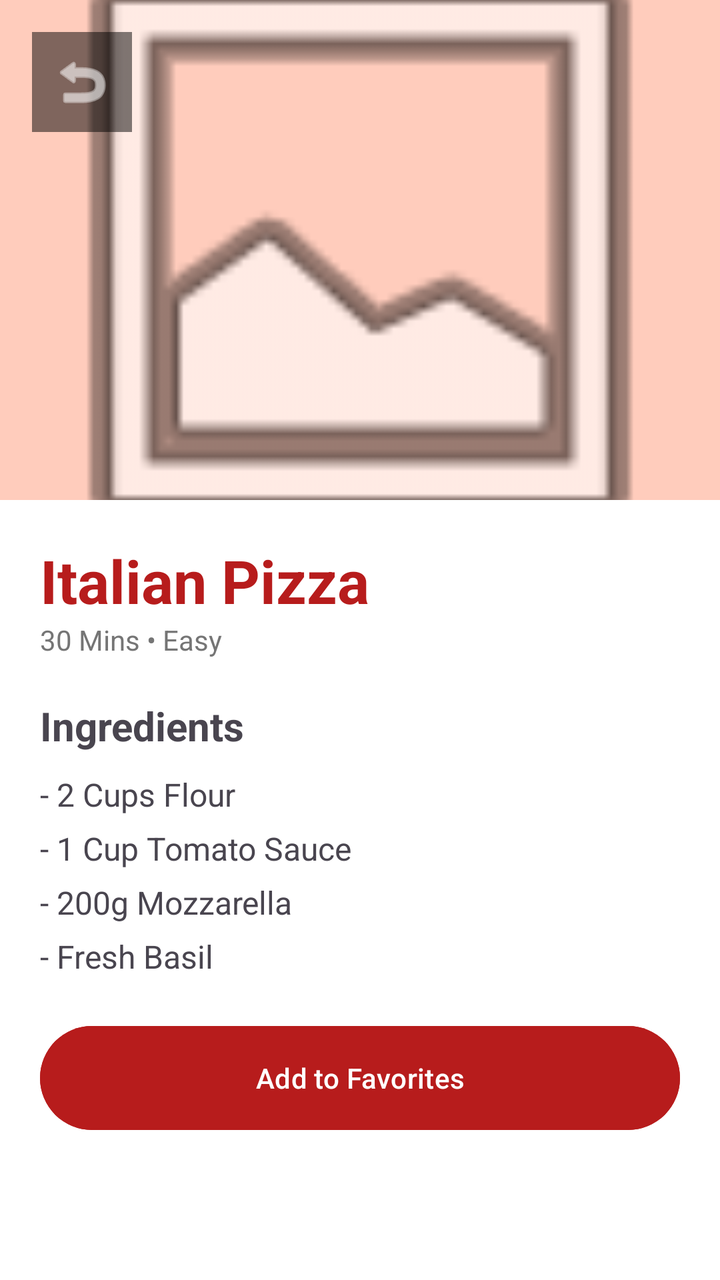
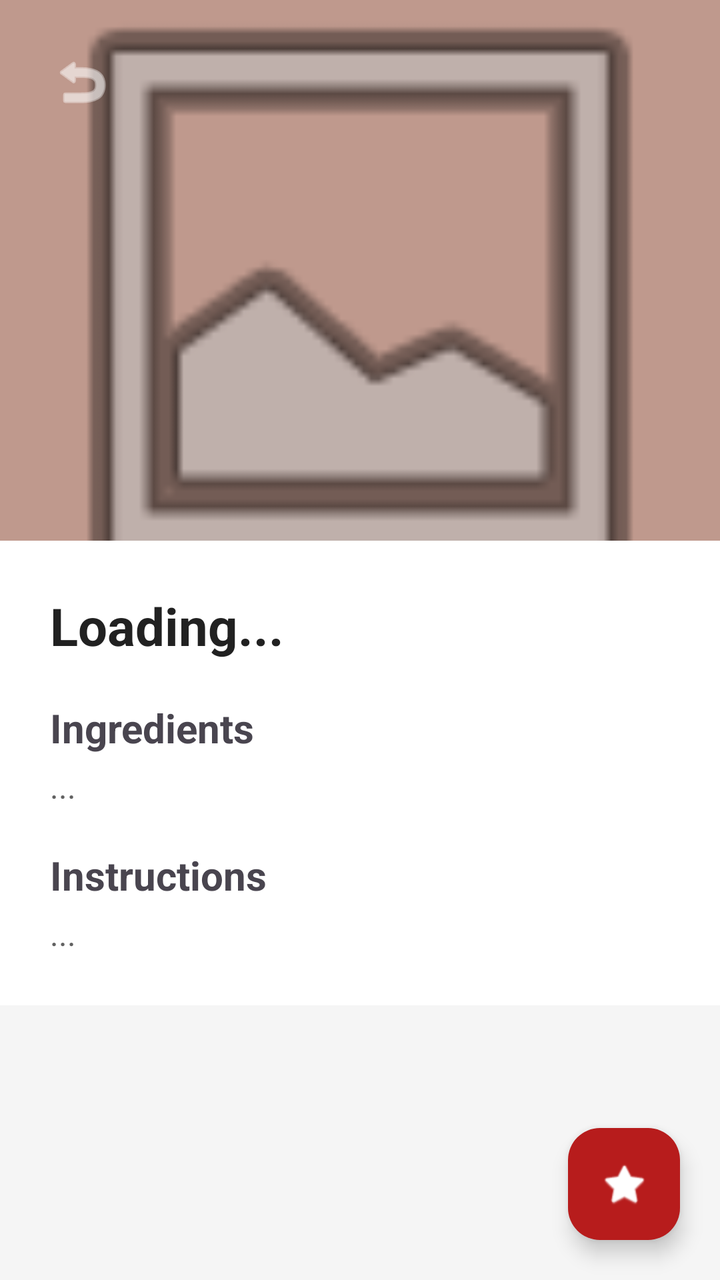

Two renders of the same Android screen: before a commit and after it. Below are the layout's source before the change and the commit's diff.
<!-- AndroidManifest.xml: application theme Theme.RecipeApp -->
<!-- res/layout/fragment_details.xml -->
<?xml version="1.0" encoding="utf-8"?>
<ScrollView xmlns:android="http://schemas.android.com/apk/res/android"
    android:layout_width="match_parent"
    android:layout_height="match_parent"
    android:background="#FFFFFF">

    <LinearLayout
        android:layout_width="match_parent"
        android:layout_height="wrap_content"
        android:orientation="vertical">

        
        <FrameLayout
            android:layout_width="match_parent"
            android:layout_height="wrap_content">

            
            <ImageView
                android:layout_width="match_parent"
                android:layout_height="250dp"
                android:src="@android:drawable/ic_menu_gallery"
                android:scaleType="centerCrop"
                android:background="#FFCCBC"/>

            
            <ImageButton
                android:id="@+id/btnBack"
                android:layout_width="50dp"
                android:layout_height="50dp"
                android:src="@android:drawable/ic_menu_revert"
                android:background="#80000000"
                android:padding="10dp"
                android:tint="#FFFFFF"
                android:layout_margin="16dp"/>
            
        </FrameLayout>

        <LinearLayout
            android:layout_width="match_parent"
            android:layout_height="wrap_content"
            android:orientation="vertical"
            android:padding="20dp">

            <TextView
                android:layout_width="wrap_content"
                android:layout_height="wrap_content"
                android:text="Italian Pizza"
                android:textSize="30sp"
                android:textStyle="bold"
                android:textColor="#B71C1C"/>

            <TextView
                android:layout_width="wrap_content"
                android:layout_height="wrap_content"
                android:text="30 Mins • Easy"
                android:textColor="#757575"
                android:layout_marginBottom="20dp"/>

            <TextView
                android:layout_width="wrap_content"
                android:layout_height="wrap_content"
                android:text="Ingredients"
                android:textSize="20sp"
                android:textStyle="bold"
                android:layout_marginBottom="10dp"/>

            <TextView
                android:layout_width="match_parent"
                android:layout_height="wrap_content"
                android:text="- 2 Cups Flour\n- 1 Cup Tomato Sauce\n- 200g Mozzarella\n- Fresh Basil"
                android:lineSpacingExtra="8dp"
                android:textSize="16sp"
                android:layout_marginBottom="20dp"/>

            <Button
                android:layout_width="match_parent"
                android:layout_height="60dp"
                android:text="Add to Favorites"
                android:backgroundTint="#B71C1C"/>

        </LinearLayout>
    </LinearLayout>
</ScrollView>
<!-- resources referenced by this layout -->
<resources>
  <style name="Theme.RecipeApp" parent="Base.Theme.RecipeApp" />
  <style name="Base.Theme.RecipeApp" parent="Theme.Material3.DayNight.NoActionBar">
          
          
      </style>
</resources>

<!-- the commit's change to res/layout/fragment_details.xml (unified diff, before → after) -->
@@ -1,83 +1,121 @@
 <?xml version="1.0" encoding="utf-8"?>
-<ScrollView xmlns:android="http://schemas.android.com/apk/res/android"
+
+<androidx.coordinatorlayout.widget.CoordinatorLayout
+    xmlns:android="http://schemas.android.com/apk/res/android"
+    xmlns:app="http://schemas.android.com/apk/res-auto"
     android:layout_width="match_parent"
     android:layout_height="match_parent"
-    android:background="#FFFFFF">
+    android:background="#F5F5F5">
 
-    <LinearLayout
+    <ScrollView
         android:layout_width="match_parent"
-        android:layout_height="wrap_content"
-        android:orientation="vertical">
-
-        
-        <FrameLayout
-            android:layout_width="match_parent"
-            android:layout_height="wrap_content">
-
-            
-            <ImageView
-                android:layout_width="match_parent"
-                android:layout_height="250dp"
-                android:src="@android:drawable/ic_menu_gallery"
-                android:scaleType="centerCrop"
-                android:background="#FFCCBC"/>
-
-            
-            <ImageButton
-                android:id="@+id/btnBack"
-                android:layout_width="50dp"
-                android:layout_height="50dp"
-                android:src="@android:drawable/ic_menu_revert"
-                android:background="#80000000"
-                android:padding="10dp"
-                android:tint="#FFFFFF"
-                android:layout_margin="16dp"/>
-            
-        </FrameLayout>
+        android:layout_height="match_parent">
 
         <LinearLayout
             android:layout_width="match_parent"
             android:layout_height="wrap_content"
             android:orientation="vertical"
-            android:padding="20dp">
+            android:paddingBottom="30dp">
 
-            <TextView
-                android:layout_width="wrap_content"
-                android:layout_height="wrap_content"
-                android:text="Italian Pizza"
-                android:textSize="30sp"
-                android:textStyle="bold"
-                android:textColor="#B71C1C"/>
+            <FrameLayout
+                android:layout_width="match_parent"
+                android:layout_height="300dp">
+                <ImageView
+                    android:id="@+id/imgRecipe"
+                    android:layout_width="match_parent"
+                    android:layout_height="match_parent"
+                    android:src="@android:drawable/ic_menu_gallery"
+                    android:scaleType="centerCrop"
+                    android:background="#FFCCBC"/>
+                <View
+                    android:layout_width="match_parent"
+                    android:layout_height="match_parent"
+                    android:background="#40000000"/>
 
-            <TextView
-                android:layout_width="wrap_content"
-                android:layout_height="wrap_content"
-                android:text="30 Mins • Easy"
-                android:textColor="#757575"
-                android:layout_marginBottom="20dp"/>
+                <ImageButton
+                    android:id="@+id/btnBackDetails"
+                    android:layout_width="50dp"
+                    android:layout_height="50dp"
+                    android:src="@android:drawable/ic_menu_revert"
+                    android:padding="12dp"
+                    app:tint="#FFFFFF"
+                    android:background="@android:color/transparent"
+                    android:layout_margin="16dp"/>
+            </FrameLayout>
 
-            <TextView
-                android:layout_width="wrap_content"
-                android:layout_height="wrap_content"
-                android:text="Ingredients"
-                android:textSize="20sp"
-                android:textStyle="bold"
-                android:layout_marginBottom="10dp"/>
-
-            <TextView
+            <LinearLayout
                 android:layout_width="match_parent"
                 android:layout_height="wrap_content"
-                android:text="- 2 Cups Flour\n- 1 Cup Tomato Sauce\n- 200g Mozzarella\n- Fresh Basil"
-                android:lineSpacingExtra="8dp"
-                android:textSize="16sp"
-                android:layout_marginBottom="20dp"/>
+                android:orientation="vertical"
+                android:background="#FFFFFF"
+                android:layout_marginTop="-30dp"
+                android:padding="25dp">
 
-            <Button
-                android:layout_width="match_parent"
-                android:layout_height="60dp"
-                android:text="Add to Favorites"
-                android:backgroundTint="#B71C1C"/>
+                <LinearLayout
+                    android:layout_width="match_parent"
+                    android:layout_height="wrap_content"
+                    android:orientation="horizontal"
+                    android:gravity="center_vertical"
+                    android:layout_marginBottom="10dp">
 
+                    <TextView
+                        android:id="@+id/tvRecipeName"
+                        android:layout_width="0dp"
+                        android:layout_height="wrap_content"
+                        android:layout_weight="1"
+                        android:text="Loading..."
+                        android:textSize="26sp"
+                        android:textStyle="bold"
+                        android:textColor="#212121"/>
+                </LinearLayout>
+
+                <TextView
+                    android:layout_width="wrap_content"
+                    android:layout_height="wrap_content"
+                    android:text="Ingredients"
+                    android:textSize="20sp"
+                    android:textStyle="bold"
+                    android:layout_marginTop="10dp"
+                    android:layout_marginBottom="5dp"/>
+
+                <TextView
+                    android:id="@+id/tvIngredients"
+                    android:layout_width="match_parent"
+                    android:layout_height="wrap_content"
+                    android:text="..."
+                    android:textSize="16sp"
+                    android:textColor="#616161"
+                    android:lineSpacingExtra="4dp"/>
+
+                <TextView
+                    android:layout_width="wrap_content"
+                    android:layout_height="wrap_content"
+                    android:text="Instructions"
+                    android:textSize="20sp"
+                    android:textStyle="bold"
+                    android:layout_marginTop="20dp"
+                    android:layout_marginBottom="5dp"/>
+
+                <TextView
+                    android:id="@+id/tvInstructions"
+                    android:layout_width="match_parent"
+                    android:layout_height="wrap_content"
+                    android:text="..."
+                    android:textSize="16sp"
+                    android:textColor="#616161"
+                    android:lineSpacingExtra="4dp"/>
+            </LinearLayout>
         </LinearLayout>
-    </LinearLayout>
-</ScrollView>
+    </ScrollView>
+
+    <com.google.android.material.floatingactionbutton.FloatingActionButton
+        android:id="@+id/fabFavorite"
+        android:layout_width="wrap_content"
+        android:layout_height="wrap_content"
+        android:src="@android:drawable/btn_star_big_off"
+        android:layout_gravity="bottom|end"
+        android:layout_margin="20dp"
+        app:backgroundTint="#B71C1C"
+        app:tint="#FFFFFF"/>
+
+</androidx.coordinatorlayout.widget.CoordinatorLayout>
